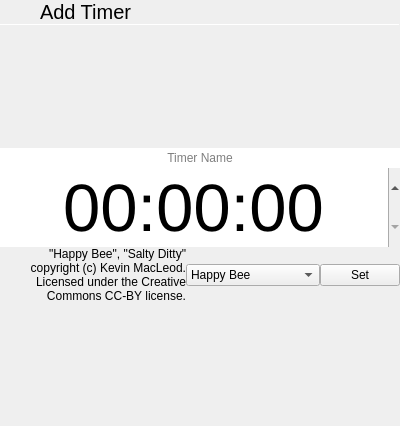
This is statuscenter/OverviewPane/Timers/timerpage.ui in vicr123/theshell as Qt 5 draws it before an edit. The edited form follows.
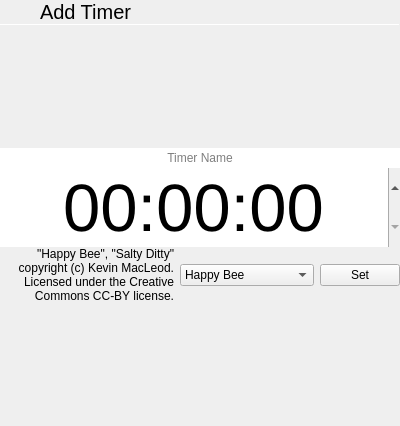
This is the edited form. The open tabs and pages were chosen to show the change. Icons and pictures are not drawn.

The edit to the form file:
```diff
--- a/statuscenter/OverviewPane/Timers/timerpage.ui
+++ b/statuscenter/OverviewPane/Timers/timerpage.ui
@@ -421,6 +421,9 @@
       </item>
       <item>
        <layout class="QHBoxLayout" name="horizontalLayout_3">
+        <property name="spacing">
+         <number>6</number>
+        </property>
         <property name="leftMargin">
          <number>9</number>
         </property>
```
